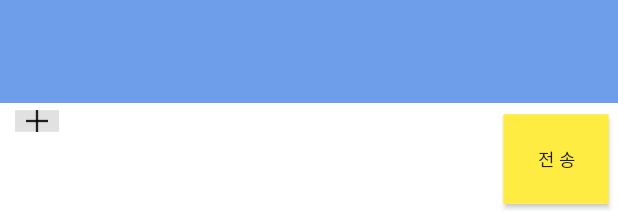
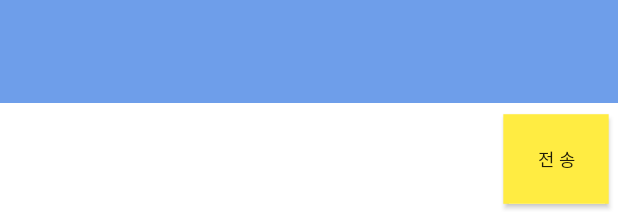
Before and after one commit to matteblack9/bandFitProject, an Android app: the layout chat_activity.xml on its own in the app's theme, with its tools: preview values and no code run, on a phone screen of 412 x 824 dp. Shown: the part 1021-1233 px from the top of the screen. Run offline under Robolectric (Android 15) with nearby library versions, the phone set to English and light mode, and no system bars.

Commit message:
오전 9:25

```diff
--- a/app/src/main/java/com/bandfitproject/chat/ChatActivity.java
+++ b/app/src/main/java/com/bandfitproject/chat/ChatActivity.java
@@ -1,11 +1,13 @@
 package com.bandfitproject.chat;
 
+import android.content.Context;
 import android.content.Intent;
 import android.support.v7.app.AppCompatActivity;
 import android.os.Bundle;
 import android.text.TextUtils;
 import android.util.Log;
 import android.view.View;
+import android.view.inputmethod.InputMethodManager;
 import android.widget.Button;
 import android.widget.EditText;
 import android.widget.ListView;
@@ -47,11 +49,10 @@ public class ChatActivity extends AppCompatActivity implements View.OnClickListe
     private  String chatRoomName;
     SoundPool pool;
     int ddok;
-
+    InputMethodManager imm;
 
     @Override
     protected void onCreate(Bundle savedInstanceState) {
-        super.onCreate(savedInstanceState);
 
 
         Intent intent = getIntent();
@@ -59,7 +60,7 @@ public class ChatActivity extends AppCompatActivity implements View.OnClickListe
         String boardName = intent.getStringExtra("boardName");
         //bData = (BoardData)intent.getSerializableExtra("boardData");
         //System.out.println("testest: " + bData.topic);
-
+        imm = (InputMethodManager) getSystemService(Context.INPUT_METHOD_SERVICE);
         setContentView(R.layout.chat_activity);
         setTitle(boardName);
 
--- a/app/src/main/res/layout/chat_activity.xml
+++ b/app/src/main/res/layout/chat_activity.xml
@@ -24,23 +24,23 @@
         android:layout_weight="0.9"
         android:weightSum="10">
 
-        <ImageButton
-            android:layout_width="0dp"
-            android:onClick="true"
-            android:id = "@+id/chat_add_button"
-            android:layout_height="wrap_content"
-            android:background="#e1e1e1"
-            android:src = "@drawable/add"
-            android:scaleX="0.6"
-            android:scaleY="0.6"
-            android:layout_weight="1.2"/>
+        <!--<ImageButton-->
+            <!--android:layout_width="0dp"-->
+            <!--android:onClick="true"-->
+            <!--android:id = "@+id/chat_add_button"-->
+            <!--android:layout_height="wrap_content"-->
+            <!--android:background="#e1e1e1"-->
+            <!--android:src = "@drawable/add"-->
+            <!--android:scaleX="0.6"-->
+            <!--android:scaleY="0.6"-->
+            <!--android:layout_weight="1.2"/>-->
 
         <EditText
             android:id="@+id/edit_message"
             android:background="@android:color/white"
             android:layout_width="0dp"
             android:layout_height="match_parent"
-            android:layout_weight="6.8"/>
+            android:layout_weight="8"/>
 
         <Button
             android:id="@+id/btn_send"
```
Also changed, not shown: app/src/main/res/drawable/left_arrow.png (added).
